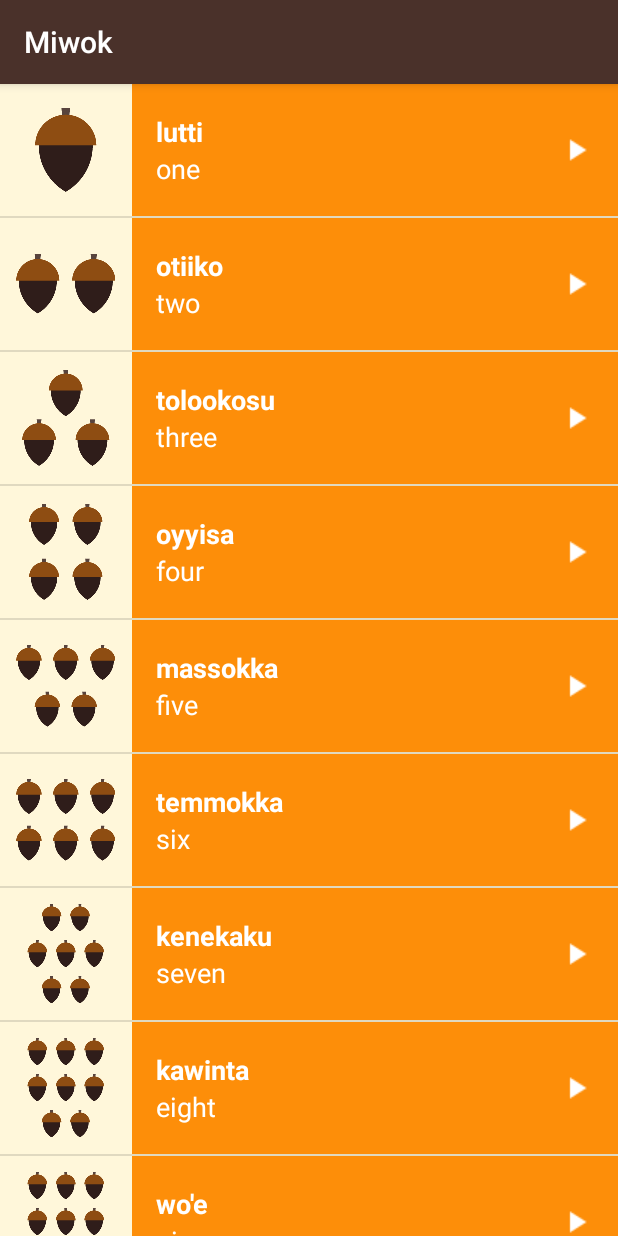
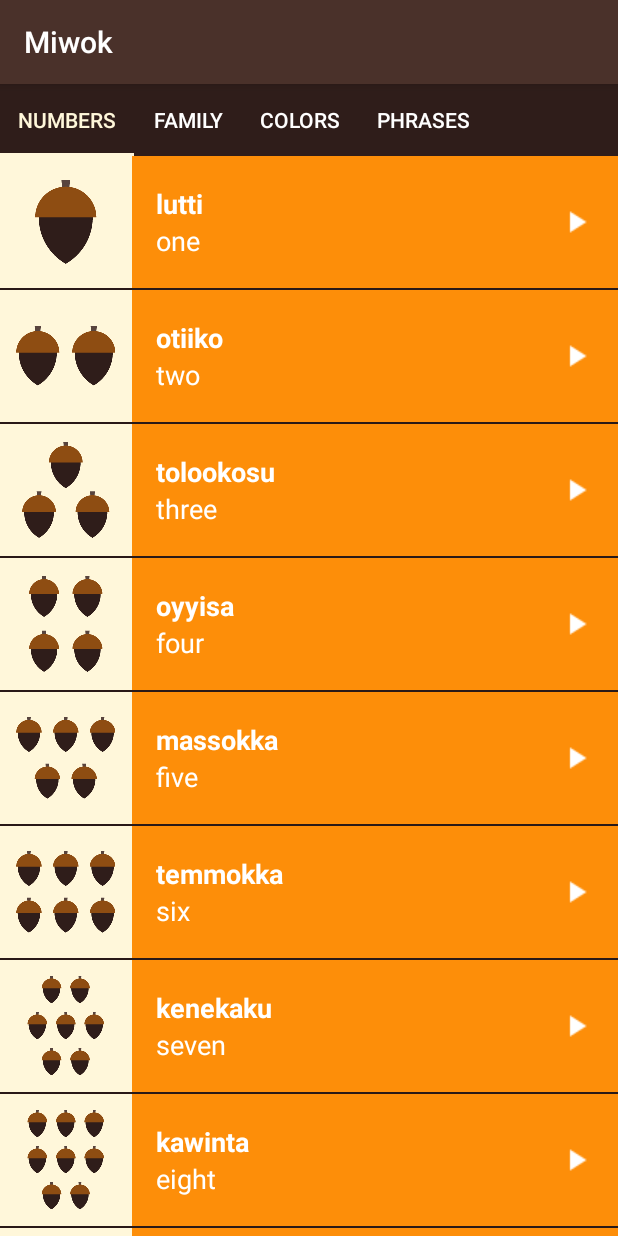
Before and after one commit to alanionita/GDS_MiwokApp, an Android app: the screen it shows after launch (MainActivity), on a phone screen of 412 x 824 dp. Run offline under Robolectric (Android 15) with nearby library versions, the phone set to English and light mode, and no system bars.

Commit message:
adds tab layout to the viewPager

```diff
--- a/app/src/main/java/com/example/android/miwok/CategoryAdaptor.java
+++ b/app/src/main/java/com/example/android/miwok/CategoryAdaptor.java
@@ -1,5 +1,6 @@
 package com.example.android.miwok;
 
+import android.content.Context;
 import android.support.v4.app.Fragment;
 import android.support.v4.app.FragmentManager;
 import android.support.v4.app.FragmentPagerAdapter;
@@ -9,25 +10,37 @@
  */
 
 class CategoryAdaptor extends FragmentPagerAdapter {
+
+    final int PAGE_COUNT = 4;
+    private String tabTitles[] = new String[]{"Numbers", "Family", "Colors", "Phrases"};
+    private Context context;
+
     public CategoryAdaptor(FragmentManager fm) {
         super(fm);
     }
 
     @Override
     public Fragment getItem(int position) {
-        if (position == 0) {
-            return new NumbersFragment();
-        } else if (position == 1) {
-            return new FamilyFragment();
-        } else if (position == 2) {
-            return new ColorsFragment();
-        } else {
-            return new PhrasesFragment();
+        switch (position) {
+            case 0:
+                return new NumbersFragment();
+            case 1:
+                return new FamilyFragment();
+            case 2:
+                return new ColorsFragment();
+            default:
+                return new PhrasesFragment();
         }
     }
 
     @Override
     public int getCount() {
-        return 4;
+        return PAGE_COUNT;
+    }
+
+    @Override
+    public CharSequence getPageTitle(int position) {
+        // Generate title based on item position
+        return tabTitles[position];
     }
 }
--- a/app/src/main/java/com/example/android/miwok/MainActivity.java
+++ b/app/src/main/java/com/example/android/miwok/MainActivity.java
@@ -16,6 +16,7 @@
 package com.example.android.miwok;
 
 import android.os.Bundle;
+import android.support.design.widget.TabLayout;
 import android.support.v4.view.ViewPager;
 import android.support.v7.app.AppCompatActivity;
 
@@ -31,11 +32,12 @@
         // Find the view pager that will allow the user to swipe between fragments
         ViewPager viewPager = (ViewPager) findViewById(R.id.viewpager);
 
-        // Create an adapter that knows which fragment should be shown on each page
-        CategoryAdaptor adapter = new CategoryAdaptor(getSupportFragmentManager());
+        // Set the adapter onto the view pager
+        viewPager.setAdapter(new CategoryAdaptor(getSupportFragmentManager()));
 
-        // Set the adapter onto the view pager
-        viewPager.setAdapter(adapter);
+        // Give the TabLayout the ViewPager
+        TabLayout tabLayout = (TabLayout) findViewById(R.id.sliding_tabs);
+        tabLayout.setupWithViewPager(viewPager);
 
     }
 }
--- a/app/src/main/res/layout/activity_category.xml
+++ /dev/null
@@ -1,6 +0,0 @@
-<?xml version="1.0" encoding="utf-8"?>
-<LinearLayout xmlns:android="http://schemas.android.com/apk/res/android"
-    android:id="@+id/container"
-    android:layout_width="match_parent"
-    android:layout_height="match_parent"
-    android:orientation="vertical" />
--- a/app/src/main/res/layout/activity_main.xml
+++ b/app/src/main/res/layout/activity_main.xml
@@ -1,11 +1,21 @@
 <?xml version="1.0" encoding="utf-8"?>
 <LinearLayout xmlns:android="http://schemas.android.com/apk/res/android"
+    xmlns:app="http://schemas.android.com/apk/res-auto"
     xmlns:tools="http://schemas.android.com/tools"
     android:layout_width="match_parent"
     android:layout_height="match_parent"
-    android:background="@color/tan_background"
+    android:background="@color/primary_dark_color"
     android:orientation="vertical"
     tools:context="com.example.android.miwok.MainActivity">
+
+    <android.support.design.widget.TabLayout
+        android:id="@+id/sliding_tabs"
+        android:layout_width="match_parent"
+        android:layout_height="wrap_content"
+        app:tabIndicatorColor="@color/tan_background"
+        app:tabMode="scrollable"
+        app:tabSelectedTextColor="@color/tan_background"
+        app:tabTextColor="@android:color/white" />
 
     <android.support.v4.view.ViewPager
         android:id="@+id/viewpager"
```
